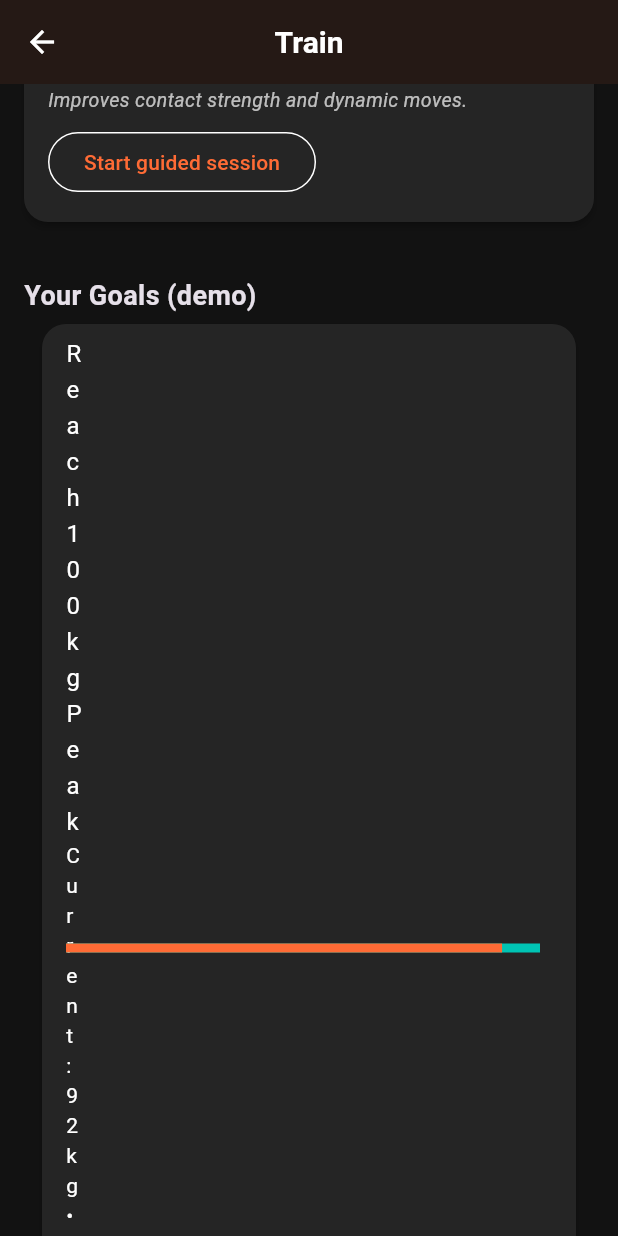
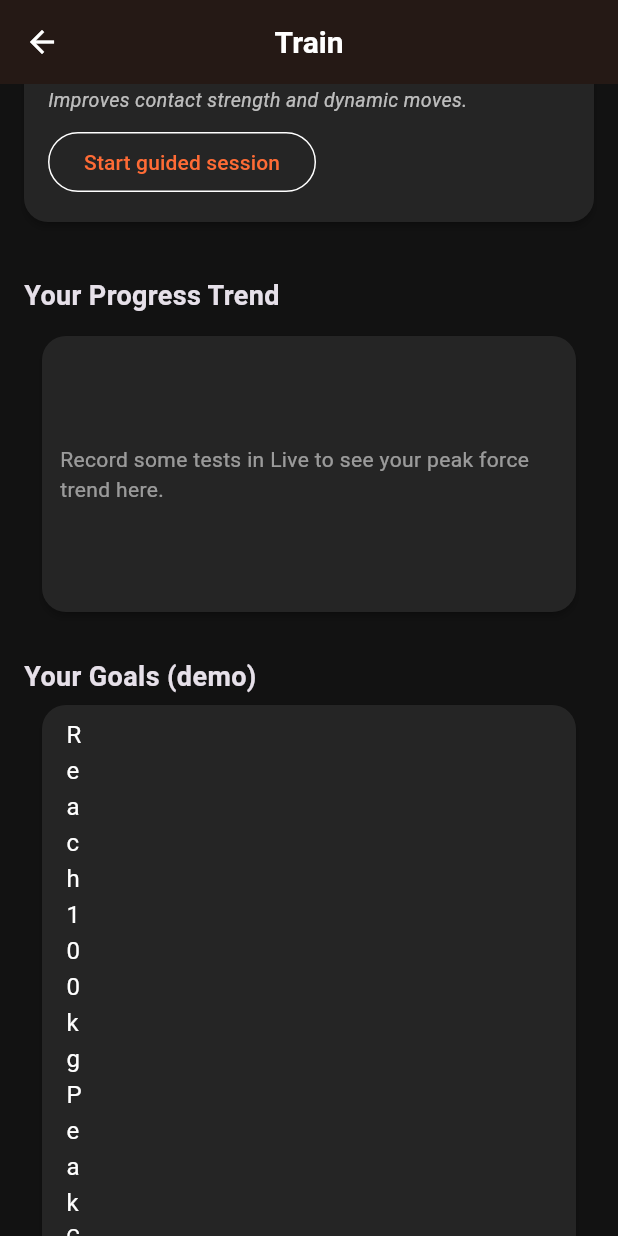
Before and after one commit to isyourbrainfoss/Progressor, a Flutter app: the TrainScreen screen opened directly, scrolled down 576 dp, on a phone screen of 412 x 824 dp. Run offline on Flutter 3.47's test engine with Material 3 defaults, Android fonts, the phone set to English and light mode, and no system bars; our stand-ins replace fl_chart, flutter_blue_plus, shared_preferences; accounts and stored records are empty.

Commit message:
feat: add real fl_chart progress trend to Train tab
- Loads saved tests and renders a nice curved peak force line chart
- Falls back gracefully when no data
- Makes 'Pretty plots' even stronger out of the box

```diff
--- a/app/progressor/lib/screens/train_screen.dart
+++ b/app/progressor/lib/screens/train_screen.dart
@@ -1,9 +1,35 @@
+import 'package:fl_chart/fl_chart.dart';
 import 'package:flutter/material.dart';
+import 'package:progressor_core/progressor_core.dart';
 
 /// Training suggestions, goals, best practices.
 /// State of the art guidance for finger strength.
-class TrainScreen extends StatelessWidget {
+class TrainScreen extends StatefulWidget {
   const TrainScreen({super.key});
+
+  @override
+  State<TrainScreen> createState() => _TrainScreenState();
+}
+
+class _TrainScreenState extends State<TrainScreen> {
+  List<PullTest> _tests = [];
+  bool _loading = true;
+
+  @override
+  void initState() {
+    super.initState();
+    _load();
+  }
+
+  Future<void> _load() async {
+    final t = await TestStorage().loadAll();
+    if (mounted) {
+      setState(() {
+        _tests = t.reversed.toList(); // chronological for trend
+        _loading = false;
+      });
+    }
+  }
 
   @override
   Widget build(BuildContext context) {
@@ -29,6 +55,22 @@ class TrainScreen extends StatelessWidget {
             'Explosive pulls. Focus on reaching 80% peak in <150-250ms. 4-6 reps.',
             'Improves contact strength and dynamic moves.',
           ),
+
+          const SizedBox(height: 24),
+          const Text('Your Progress Trend', style: TextStyle(fontSize: 18, fontWeight: FontWeight.bold)),
+          const SizedBox(height: 8),
+          Card(
+            child: Padding(
+              padding: const EdgeInsets.all(12),
+              child: SizedBox(
+                height: 160,
+                child: _loading
+                    ? const Center(child: CircularProgressIndicator())
+                    : _buildTrendChart(),
+              ),
+            ),
+          ),
+
           const SizedBox(height: 24),
           const Text('Your Goals (demo)', style: TextStyle(fontSize: 18, fontWeight: FontWeight.bold)),
           const Card(
@@ -49,6 +91,58 @@ class TrainScreen extends StatelessWidget {
             onPressed: () {},
             icon: const Icon(Icons.add),
             label: const Text('Set new goal'),
+          ),
+        ],
+      ),
+    );
+  }
+
+  Widget _buildTrendChart() {
+    if (_tests.isEmpty) {
+      return const Center(
+        child: Text('Record some tests in Live to see your peak force trend here.',
+            style: TextStyle(color: Colors.white54)),
+      );
+    }
+
+    final spots = <FlSpot>[];
+    for (int i = 0; i < _tests.length; i++) {
+      final p = _tests[i].peakForceKg ?? 0;
+      spots.add(FlSpot(i.toDouble(), p));
+    }
+
+    return LineChart(
+      LineChartData(
+        gridData: FlGridData(show: true, drawVerticalLine: false),
+        titlesData: FlTitlesData(
+          bottomTitles: AxisTitles(
+            sideTitles: SideTitles(
+              showTitles: true,
+              getTitlesWidget: (v, _) => Text('T${v.toInt() + 1}', style: const TextStyle(fontSize: 10)),
+            ),
+          ),
+          leftTitles: AxisTitles(
+            sideTitles: SideTitles(
+              showTitles: true,
+              reservedSize: 32,
+              getTitlesWidget: (v, _) => Text('${v.toInt()}', style: const TextStyle(fontSize: 10)),
+            ),
+          ),
+          topTitles: const AxisTitles(sideTitles: SideTitles(showTitles: false)),
+          rightTitles: const AxisTitles(sideTitles: SideTitles(showTitles: false)),
+        ),
+        borderData: FlBorderData(show: true),
+        lineBarsData: [
+          LineChartBarData(
+            spots: spots,
+            isCurved: true,
+            color: Theme.of(context).colorScheme.primary,
+            barWidth: 3,
+            dotData: const FlDotData(show: true),
+            belowBarData: BarAreaData(
+              show: true,
+              color: Theme.of(context).colorScheme.primary.withAlpha(40),
+            ),
           ),
         ],
       ),
```
